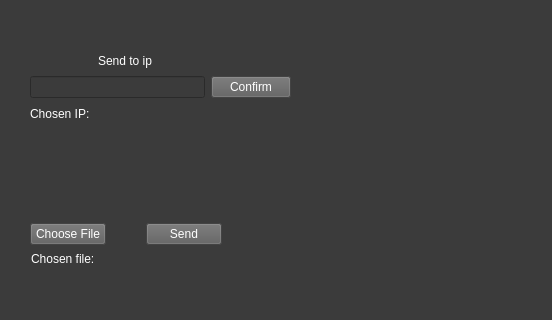
Before: the Qt Designer form mainGUI.ui in Cral0202/P2P-File-Share, drawn with Qt 5; both pictures show x 0 to 552 and y 139 to 459 of the 1051 by 746 pixel window.
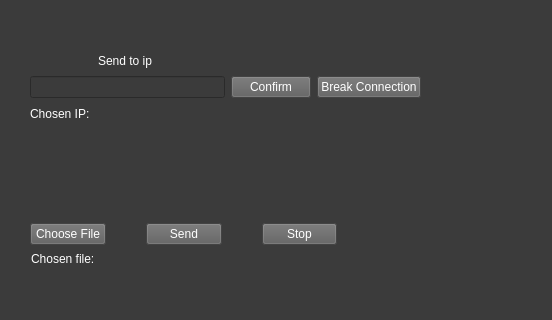
After: the same form once the commit is applied.

```diff
--- a/mainGUI.ui
+++ b/mainGUI.ui
@@ -143,7 +143,7 @@
      <rect>
       <x>30</x>
       <y>190</y>
-      <width>261</width>
+      <width>391</width>
       <height>72</height>
      </rect>
     </property>
@@ -188,6 +188,17 @@
          </property>
         </widget>
        </item>
+       <item>
+        <widget class="QPushButton" name="breakConnectionButton">
+         <property name="styleSheet">
+          <string notr="true">background-color: rgb(94, 94, 94);
+color: rgb(255, 255, 255);</string>
+         </property>
+         <property name="text">
+          <string>Break Connection</string>
+         </property>
+        </widget>
+       </item>
       </layout>
      </item>
      <item>
@@ -213,7 +224,7 @@
      <rect>
       <x>30</x>
       <y>360</y>
-      <width>192</width>
+      <width>307</width>
       <height>26</height>
      </rect>
     </property>
@@ -243,6 +254,17 @@
        </property>
       </widget>
      </item>
+     <item>
+      <widget class="QPushButton" name="stopButton">
+       <property name="styleSheet">
+        <string notr="true">background-color: rgb(94, 94, 94);
+color: rgb(255, 255, 255);</string>
+       </property>
+       <property name="text">
+        <string>Stop</string>
+       </property>
+      </widget>
+     </item>
     </layout>
    </widget>
   </widget>
```
Left out of the diff: 3 changed lines with no effect on the pictures.
